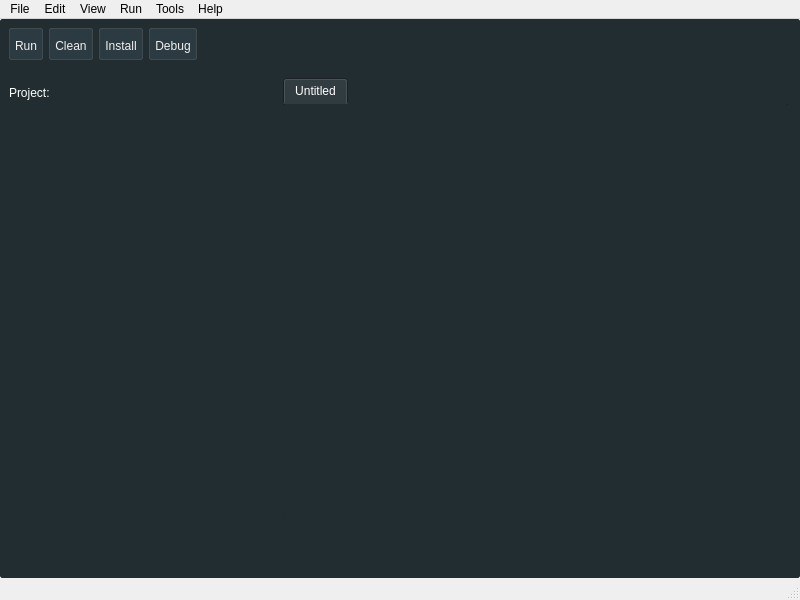
Before: the Qt Designer form ui_files/nebula.ui in atillaozbiyik/nebula, drawn with Qt 5.
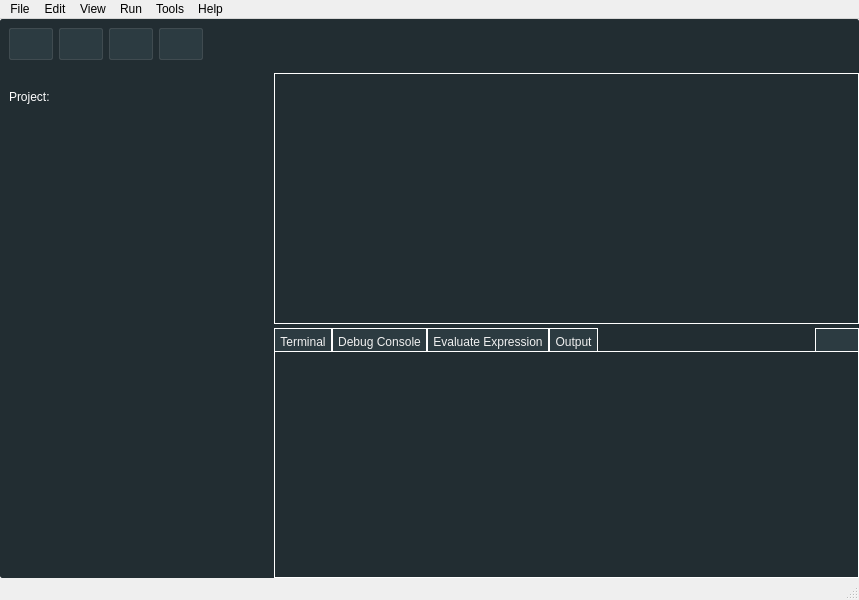
After: the same form once the commit is applied. Icons and pictures are not drawn.

Commit message: added container for terminal, output etc.

The edit to the form file:
```diff
--- a/ui_files/nebula.ui
+++ b/ui_files/nebula.ui
@@ -6,7 +6,7 @@
    <rect>
     <x>0</x>
     <y>0</y>
-    <width>800</width>
+    <width>859</width>
     <height>600</height>
    </rect>
   </property>
@@ -22,70 +22,17 @@
 }</string>
    </property>
    <layout class="QGridLayout" name="mainLayout">
+    <property name="horizontalSpacing">
+     <number>0</number>
+    </property>
+    <property name="verticalSpacing">
+     <number>4</number>
+    </property>
     <property name="margin">
      <number>0</number>
     </property>
-    <property name="spacing">
-     <number>0</number>
-    </property>
-    <item row="1" column="0">
-     <widget class="QGroupBox" name="groupBox">
-      <property name="minimumSize">
-       <size>
-        <width>0</width>
-        <height>0</height>
-       </size>
-      </property>
-      <property name="maximumSize">
-       <size>
-        <width>300</width>
-        <height>16777215</height>
-       </size>
-      </property>
-      <property name="title">
-       <string/>
-      </property>
-      <layout class="QGridLayout" name="gridLayout_2">
-       <item row="1" column="0">
-        <widget class="QTreeView" name="treeView">
-         <property name="sizePolicy">
-          <sizepolicy hsizetype="Preferred" vsizetype="Preferred">
-           <horstretch>0</horstretch>
-           <verstretch>0</verstretch>
-          </sizepolicy>
-         </property>
-         <property name="maximumSize">
-          <size>
-           <width>16777215</width>
-           <height>16777215</height>
-          </size>
-         </property>
-        </widget>
-       </item>
-       <item row="0" column="0">
-        <widget class="QLabel" name="label">
-         <property name="minimumSize">
-          <size>
-           <width>0</width>
-           <height>30</height>
-          </size>
-         </property>
-         <property name="maximumSize">
-          <size>
-           <width>16777215</width>
-           <height>30</height>
-          </size>
-         </property>
-         <property name="text">
-          <string>Project:</string>
-         </property>
-        </widget>
-       </item>
-      </layout>
-     </widget>
-    </item>
     <item row="0" column="0" colspan="3">
-     <widget class="QGroupBox" name="groupBox_5">
+     <widget class="QGroupBox" name="buttonBox">
       <property name="minimumSize">
        <size>
         <width>0</width>
@@ -133,7 +80,7 @@
       </property>
       <layout class="QHBoxLayout" name="horizontalLayout">
        <item>
-        <widget class="QPushButton" name="pushButton">
+        <widget class="QPushButton" name="runButton">
          <property name="sizePolicy">
           <sizepolicy hsizetype="Minimum" vsizetype="Preferred">
            <horstretch>0</horstretch>
@@ -147,7 +94,7 @@
           </size>
          </property>
          <property name="text">
-          <string>Run</string>
+          <string/>
          </property>
          <property name="icon">
           <iconset resource="rsrcs.qrc">
@@ -155,14 +102,14 @@
          </property>
          <property name="iconSize">
           <size>
-           <width>32</width>
-           <height>32</height>
+           <width>24</width>
+           <height>24</height>
           </size>
          </property>
         </widget>
        </item>
        <item>
-        <widget class="QPushButton" name="pushButton_2">
+        <widget class="QPushButton" name="cleanButton">
          <property name="sizePolicy">
           <sizepolicy hsizetype="Minimum" vsizetype="Preferred">
            <horstretch>0</horstretch>
@@ -176,7 +123,7 @@
           </size>
          </property>
          <property name="text">
-          <string>Clean</string>
+          <string/>
          </property>
          <property name="icon">
           <iconset resource="rsrcs.qrc">
@@ -184,14 +131,14 @@
          </property>
          <property name="iconSize">
           <size>
-           <width>32</width>
-           <height>32</height>
+           <width>24</width>
+           <height>24</height>
           </size>
          </property>
         </widget>
        </item>
        <item>
-        <widget class="QPushButton" name="pushButton_4">
+        <widget class="QPushButton" name="installButton">
          <property name="sizePolicy">
           <sizepolicy hsizetype="Minimum" vsizetype="Preferred">
            <horstretch>0</horstretch>
@@ -205,7 +152,7 @@
           </size>
          </property>
          <property name="text">
-          <string>Install</string>
+          <string/>
          </property>
          <property name="icon">
           <iconset resource="rsrcs.qrc">
@@ -213,14 +160,14 @@
          </property>
          <property name="iconSize">
           <size>
-           <width>32</width>
-           <height>32</height>
+           <width>24</width>
+           <height>24</height>
           </size>
          </property>
         </widget>
        </item>
        <item>
-        <widget class="QPushButton" name="pushButton_3">
+        <widget class="QPushButton" name="debugButton">
          <property name="sizePolicy">
           <sizepolicy hsizetype="Minimum" vsizetype="Preferred">
            <horstretch>0</horstretch>
@@ -234,7 +181,7 @@
           </size>
          </property>
          <property name="text">
-          <string>Debug</string>
+          <string/>
          </property>
          <property name="icon">
           <iconset resource="rsrcs.qrc">
@@ -242,8 +189,8 @@
          </property>
          <property name="iconSize">
           <size>
-           <width>32</width>
-           <height>32</height>
+           <width>24</width>
+           <height>24</height>
           </size>
          </property>
         </widget>
@@ -264,15 +211,8 @@
       </layout>
      </widget>
     </item>
-    <item row="1" column="2">
-     <widget class="QGroupBox" name="groupBox_3">
-      <property name="title">
-       <string/>
-      </property>
-     </widget>
-    </item>
     <item row="1" column="1">
-     <widget class="QGroupBox" name="groupBox_2">
+     <widget class="QGroupBox" name="editorBox">
       <property name="sizePolicy">
        <sizepolicy hsizetype="Expanding" vsizetype="Expanding">
         <horstretch>0</horstretch>
@@ -287,6 +227,10 @@
 }
 QTextEdit{
 border:2px solid white;
+}
+#editorBox{
+border:1px solid white;
+border-radius:0px;
 }</string>
       </property>
       <property name="title">
@@ -295,27 +239,192 @@
       <layout class="QGridLayout" name="gridLayout">
        <item row="0" column="0">
         <widget class="QTabWidget" name="tabWidget">
-         <widget class="QWidget" name="tab1">
-          <attribute name="title">
-           <string>Untitled</string>
-          </attribute>
-         </widget>
+         <property name="styleSheet">
+          <string notr="true"/>
+         </property>
+         <property name="documentMode">
+          <bool>true</bool>
+         </property>
+         <property name="tabsClosable">
+          <bool>true</bool>
+         </property>
+         <property name="movable">
+          <bool>true</bool>
+         </property>
         </widget>
        </item>
       </layout>
      </widget>
     </item>
-    <item row="2" column="0" colspan="3">
-     <widget class="QGroupBox" name="groupBox_4">
+    <item row="2" column="1" colspan="2">
+     <widget class="QGroupBox" name="infoBox">
       <property name="minimumSize">
        <size>
         <width>0</width>
         <height>50</height>
        </size>
       </property>
+      <property name="styleSheet">
+       <string notr="true">QPushButton:hover{
+       color:rgb(224,224,224);
+		background:rgb(24,39,45);
+}
+QPushButton {
+        border-top:1px solid white;
+        border-right:1px solid white;
+        border-left:1px solid white;
+        border-radius: 0px;
+        padding: 5px 5px 2px 5px;
+        background:rgb(44,59,65);
+        color: rgb(240,240,240);
+        height: 15px;
+}
+QPushButton:pressed {
+        background: rgb();
+        padding-top: 2px;
+        padding-left: 4px;
+}
+QPushButton:pressed {
+        background: rgb();
+        padding-top: 2px;
+        padding-left: 4px;
+}
+QPushButton:disabled{
+        background: rgb(34,45,50);
+        padding-top: 2px;
+        padding-left: 4px;
+		color: rgb(100,100,100);
+}
+QStackedWidget{
+		border:1px solid white;
+		border-radius:0px;
+}</string>
+      </property>
       <property name="title">
        <string/>
       </property>
+      <layout class="QGridLayout" name="gridLayout_3">
+       <property name="margin">
+        <number>0</number>
+       </property>
+       <property name="spacing">
+        <number>0</number>
+       </property>
+       <item row="0" column="0">
+        <widget class="QPushButton" name="pushButton">
+         <property name="text">
+          <string>Terminal</string>
+         </property>
+        </widget>
+       </item>
+       <item row="0" column="1">
+        <widget class="QPushButton" name="pushButton_5">
+         <property name="text">
+          <string>Debug Console</string>
+         </property>
+        </widget>
+       </item>
+       <item row="0" column="3">
+        <widget class="QPushButton" name="pushButton_3">
+         <property name="text">
+          <string>Output</string>
+         </property>
+        </widget>
+       </item>
+       <item row="0" column="5">
+        <widget class="QPushButton" name="pushButton_2">
+         <property name="text">
+          <string/>
+         </property>
+         <property name="icon">
+          <iconset resource="rsrcs.qrc">
+           <normaloff>:/images/resources/install.png</normaloff>:/images/resources/install.png</iconset>
+         </property>
+        </widget>
+       </item>
+       <item row="0" column="2">
+        <widget class="QPushButton" name="pushButton_4">
+         <property name="text">
+          <string>Evaluate Expression</string>
+         </property>
+        </widget>
+       </item>
+       <item row="0" column="4">
+        <spacer name="horizontalSpacer_2">
+         <property name="orientation">
+          <enum>Qt::Horizontal</enum>
+         </property>
+         <property name="sizeHint" stdset="0">
+          <size>
+           <width>40</width>
+           <height>20</height>
+          </size>
+         </property>
+        </spacer>
+       </item>
+       <item row="1" column="0" colspan="6">
+        <widget class="QStackedWidget" name="stackedWidget">
+         <widget class="QWidget" name="page"/>
+         <widget class="QWidget" name="page_2"/>
+        </widget>
+       </item>
+      </layout>
+     </widget>
+    </item>
+    <item row="1" column="0" rowspan="2">
+     <widget class="QGroupBox" name="projectBox">
+      <property name="minimumSize">
+       <size>
+        <width>0</width>
+        <height>0</height>
+       </size>
+      </property>
+      <property name="maximumSize">
+       <size>
+        <width>300</width>
+        <height>16777215</height>
+       </size>
+      </property>
+      <property name="title">
+       <string/>
+      </property>
+      <layout class="QGridLayout" name="gridLayout_2">
+       <item row="1" column="0">
+        <widget class="QTreeView" name="treeView">
+         <property name="sizePolicy">
+          <sizepolicy hsizetype="Preferred" vsizetype="Preferred">
+           <horstretch>0</horstretch>
+           <verstretch>0</verstretch>
+          </sizepolicy>
+         </property>
+         <property name="maximumSize">
+          <size>
+           <width>16777215</width>
+           <height>16777215</height>
+          </size>
+         </property>
+        </widget>
+       </item>
+       <item row="0" column="0">
+        <widget class="QLabel" name="label">
+         <property name="minimumSize">
+          <size>
+           <width>0</width>
+           <height>30</height>
+          </size>
+         </property>
+         <property name="maximumSize">
+          <size>
+           <width>16777215</width>
+           <height>30</height>
+          </size>
+         </property>
+         <property name="text">
+          <string>Project:</string>
+         </property>
+        </widget>
+       </item>
+      </layout>
      </widget>
     </item>
    </layout>
@@ -325,7 +434,7 @@
     <rect>
      <x>0</x>
      <y>0</y>
-     <width>800</width>
+     <width>859</width>
      <height>30</height>
     </rect>
    </property>
@@ -333,6 +442,10 @@
     <property name="title">
      <string>File</string>
     </property>
+    <addaction name="actionNew_Project"/>
+    <addaction name="actionNew_File"/>
+    <addaction name="actionOpen_Project"/>
+    <addaction name="actionOpen_File"/>
    </widget>
    <widget class="QMenu" name="menuEdit">
     <property name="title">
@@ -348,6 +461,12 @@
     <property name="title">
      <string>Run</string>
     </property>
+    <addaction name="actionRun"/>
+    <addaction name="actionBuild"/>
+    <addaction name="actionClean"/>
+    <addaction name="actionDebug"/>
+    <addaction name="actionRun_Options"/>
+    <addaction name="actionDebug_Options"/>
    </widget>
    <widget class="QMenu" name="menuTools">
     <property name="title">
@@ -367,6 +486,56 @@
    <addaction name="menuHelp"/>
   </widget>
   <widget class="QStatusBar" name="statusbar"/>
+  <action name="actionNew_Project">
+   <property name="text">
+    <string>New Project</string>
+   </property>
+  </action>
+  <action name="actionNew_File">
+   <property name="text">
+    <string>New File</string>
+   </property>
+  </action>
+  <action name="actionOpen_Project">
+   <property name="text">
+    <string>Open Project</string>
+   </property>
+  </action>
+  <action name="actionOpen_File">
+   <property name="text">
+    <string>Open File</string>
+   </property>
+  </action>
+  <action name="actionRun">
+   <property name="text">
+    <string>Run</string>
+   </property>
+  </action>
+  <action name="actionBuild">
+   <property name="text">
+    <string>Build</string>
+   </property>
+  </action>
+  <action name="actionClean">
+   <property name="text">
+    <string>Clean</string>
+   </property>
+  </action>
+  <action name="actionDebug">
+   <property name="text">
+    <string>Debug</string>
+   </property>
+  </action>
+  <action name="actionRun_Options">
+   <property name="text">
+    <string>Run Options</string>
+   </property>
+  </action>
+  <action name="actionDebug_Options">
+   <property name="text">
+    <string>Debug Options</string>
+   </property>
+  </action>
  </widget>
  <resources>
   <include location="rsrcs.qrc"/>
```
The commit also changes 3 other files.
